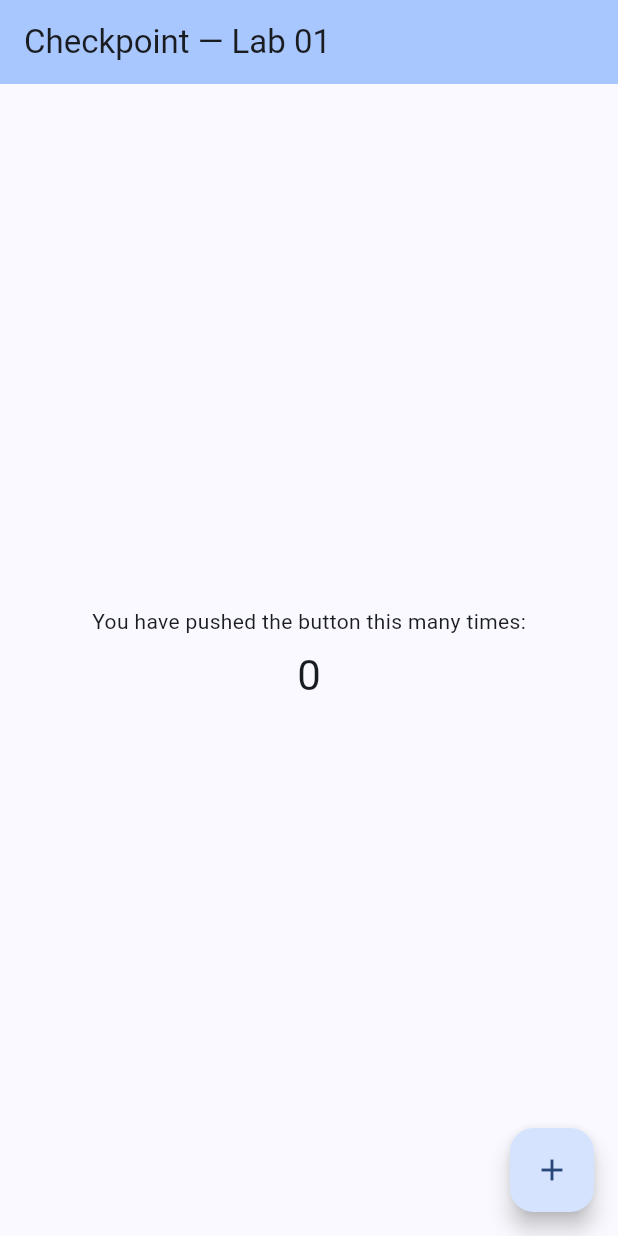
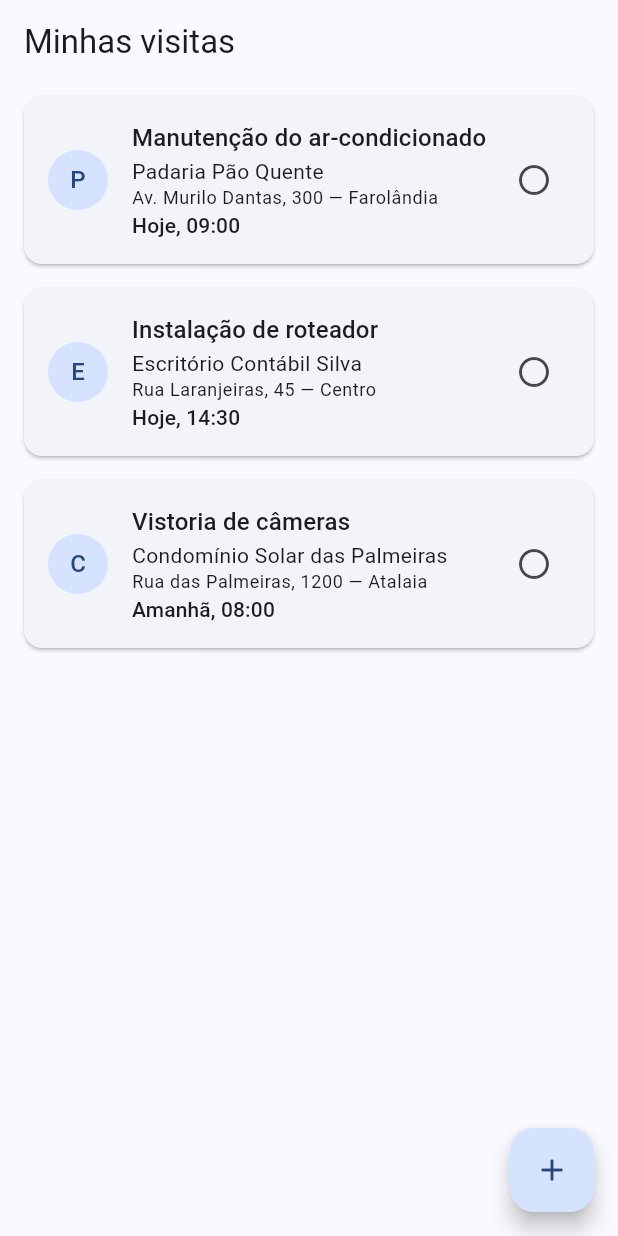
Before and after one commit to arthurluna05/checkpoint, a Flutter app: the screen it shows after launch, on a phone screen of 412 x 824 dp. Run offline on Flutter 3.47's test engine with Material 3 defaults, Android fonts, the phone set to English and light mode, and no system bars.

Commit message:
lab03: primeira tela com VisitaCard

```diff
--- /dev/null
+++ b/lib/app.dart
@@ -0,0 +1,19 @@
+import 'package:flutter/material.dart';
+
+import 'ui/visitas/visitas_page.dart';
+
+class CheckpointApp extends StatelessWidget {
+  const CheckpointApp({super.key});
+
+  @override
+  Widget build(BuildContext context) {
+    return MaterialApp(
+      title: 'Checkpoint',
+      debugShowCheckedModeBanner: false,
+      theme: ThemeData(
+        colorScheme: ColorScheme.fromSeed(seedColor: const Color(0xFF0054A6)),
+      ),
+      home: const VisitasPage(),
+    );
+  }
+}
--- a/lib/main.dart
+++ b/lib/main.dart
@@ -1,125 +1,7 @@
-import 'package:material_ui/material_ui.dart';
+import 'package:flutter/material.dart';
+
+import 'app.dart';
 
 void main() {
-  runApp(const MyApp());
+  runApp(const CheckpointApp());
 }
-
-class MyApp extends StatelessWidget {
-  const MyApp({super.key});
-
-  // This widget is the root of your application.
-  @override
-  Widget build(BuildContext context) {
-    return MaterialApp(
-      title: 'Checkpoint',
-      theme: ThemeData(
-        // This is the theme of your application.
-        //
-        // TRY THIS: Try running your application with "flutter run". You'll see
-        // the application has a purple toolbar. Then, without quitting the app,
-        // try changing the seedColor in the colorScheme below to Colors.green
-        // and then invoke "hot reload" (save your changes or press the "hot
-        // reload" button in a Flutter-supported IDE, or press "r" if you used
-        // the command line to start the app).
-        //
-        // Notice that the counter didn't reset back to zero; the application
-        // state is not lost during the reload. To reset the state, use hot
-        // restart instead.
-        //
-        // This works for code too, not just values: Most code changes can be
-        // tested with just a hot reload.
-        colorScheme: ColorScheme.fromSeed(seedColor: const Color(0xFF0054A6)),
-      ),
-      home: const MyHomePage(title: 'Checkpoint — Lab 01'),
-    );
-  }
-}
-
-class MyHomePage extends StatefulWidget {
-  const MyHomePage({super.key, required this.title});
-
-  // This widget is the home page of your application. It is stateful, meaning
-  // that it has a State object (defined below) that contains fields that affect
-  // how it looks.
-
-  // This class is the configuration for the state. It holds the values (in this
-  // case the title) provided by the parent (in this case the App widget) and
-  // used by the build method of the State. Fields in a Widget subclass are
-  // always marked "final".
-
-  final String title;
-
-  @override
-  State<MyHomePage> createState() => _MyHomePageState();
-}
-
-class _MyHomePageState extends State<MyHomePage> {
-  int _counter = 0;
-
-  void _incrementCounter() {
-    setState(() {
-      // This call to setState tells the Flutter framework that something has
-      // changed in this State, which causes it to rerun the build method below
-      // so that the display can reflect the updated values. If we changed
-      // _counter without calling setState(), then the build method would not be
-      // called again, and so nothing would appear to happen.
-      _counter++;
-    });
-  }
-
-  @override
-  Widget build(BuildContext context) {
-    // This method is rerun every time setState is called, for instance as done
-    // by the _incrementCounter method above.
-    //
-    // The Flutter framework has been optimized to make rerunning build methods
-    // fast, so that you can just rebuild anything that needs updating rather
-    // than having to individually change instances of widgets.
-    return Scaffold(
-      appBar: AppBar(
-        // TRY THIS: Try changing the color here to a specific color (to
-        // Colors.amber, perhaps?) and trigger a hot reload to see the AppBar
-        // change color while the other colors stay the same.
-        backgroundColor: Theme.of(context).colorScheme.inversePrimary,
-        // Here we take the value from the MyHomePage object that was created by
-        // the App.build method, and use it to set our appbar title.
-        title: Text(widget.title),
-      ),
-      body: Center(
-        // Center is a layout widget. It takes a single child and positions it
-        // in the middle of the parent.
-        child: Column(
-          // Column is also a layout widget. It takes a list of children and
-          // arranges them vertically. By default, it sizes itself to fit its
-          // children horizontally, and tries to be as tall as its parent.
-          //
-          // Column has various properties to control how it sizes itself and
-          // how it positions its children. Here we use mainAxisAlignment to
-          // center the children vertically; the main axis here is the vertical
-          // axis because Columns are vertical (the cross axis would be
-          // horizontal).
-          //
-          // TRY THIS: Invoke "debug painting" (choose the "Toggle Debug Paint"
-          // action in the IDE, or press "p" in the console), to see the
-          // wireframe for each widget.
-          mainAxisAlignment: .center,
-          children: [
-            const Text('You have pushed the button this many times:'),
-            Padding(
-              padding: const EdgeInsets.all(8.0),
-              child: Text(
-                '$_counter',
-                style: Theme.of(context).textTheme.headlineMedium,
-              ),
-            ),
-          ],
-        ),
-      ),
-      floatingActionButton: FloatingActionButton(
-        onPressed: _incrementCounter,
-        tooltip: 'Increment',
-        child: const Icon(Icons.add),
-      ),
-    );
-  }
-}
--- /dev/null
+++ b/lib/ui/visitas/visitas_page.dart
@@ -0,0 +1,45 @@
+import 'package:flutter/material.dart';
+
+import '../widgets/visita_card.dart';
+
+class VisitasPage extends StatelessWidget {
+  const VisitasPage({super.key});
+
+  @override
+  Widget build(BuildContext context) {
+    return Scaffold(
+      appBar: AppBar(title: const Text('Minhas visitas')),
+      body: ListView(
+        children: const [
+          VisitaCard(
+            titulo: 'Manutenção do ar-condicionado',
+            cliente: 'Padaria Pão Quente',
+            endereco: 'Av. Murilo Dantas, 300 — Farolândia',
+            horario: 'Hoje, 09:00',
+          ),
+          VisitaCard(
+            titulo: 'Instalação de roteador',
+            cliente: 'Escritório Contábil Silva',
+            endereco: 'Rua Laranjeiras, 45 — Centro',
+            horario: 'Hoje, 14:30',
+          ),
+          VisitaCard(
+            titulo: 'Vistoria de câmeras',
+            cliente: 'Condomínio Solar das Palmeiras',
+            endereco: 'Rua das Palmeiras, 1200 — Atalaia',
+            horario: 'Amanhã, 08:00',
+          ),
+        ],
+      ),
+      floatingActionButton: FloatingActionButton(
+        onPressed: () {
+          ScaffoldMessenger.of(context).showSnackBar(
+            const SnackBar(content: Text('Nova visita: chega na Aula 19')),
+          );
+        },
+        tooltip: 'Nova visita',
+        child: const Icon(Icons.add),
+      ),
+    );
+  }
+}
--- /dev/null
+++ b/lib/ui/widgets/visita_card.dart
@@ -0,0 +1,74 @@
+import 'package:flutter/material.dart';
+
+class VisitaCard extends StatefulWidget {
+  const VisitaCard({
+    super.key,
+    required this.titulo,
+    required this.cliente,
+    required this.endereco,
+    required this.horario,
+  });
+
+  final String titulo;
+  final String cliente;
+  final String endereco;
+  final String horario;
+
+  @override
+  State<VisitaCard> createState() => _VisitaCardState();
+}
+
+class _VisitaCardState extends State<VisitaCard> {
+  bool _concluida = false;
+
+  void _alternarConcluida() {
+    setState(() {
+      _concluida = !_concluida;
+    });
+  }
+
+  @override
+  Widget build(BuildContext context) {
+    final tema = Theme.of(context);
+
+    return Card(
+      margin: const EdgeInsets.symmetric(horizontal: 16, vertical: 8),
+      child: Padding(
+        padding: const EdgeInsets.all(16),
+        child: Row(
+          children: [
+            CircleAvatar(
+              child: Text(
+                widget.cliente.isNotEmpty
+                    ? widget.cliente[0].toUpperCase()
+                    : '?',
+              ),
+            ),
+            const SizedBox(width: 16),
+            Expanded(
+              child: Column(
+                crossAxisAlignment: CrossAxisAlignment.start,
+                children: [
+                  Text(widget.titulo, style: tema.textTheme.titleMedium),
+                  Text(widget.cliente),
+                  Text(widget.endereco, style: tema.textTheme.bodySmall),
+                  Text(widget.horario, style: tema.textTheme.labelLarge),
+                ],
+              ),
+            ),
+            IconButton(
+              onPressed: _alternarConcluida,
+              tooltip: _concluida
+                  ? 'Marcar como pendente'
+                  : 'Marcar como concluída',
+              icon: Icon(
+                _concluida ? Icons.check_circle : Icons.radio_button_unchecked,
+                color: _concluida ? Colors.green : null,
+              ),
+            ),
+          ],
+        ),
+      ),
+    );
+  }
+}
```
Also changed, not shown: docs/prints/lab03-lista.png (added), 2 other files.
